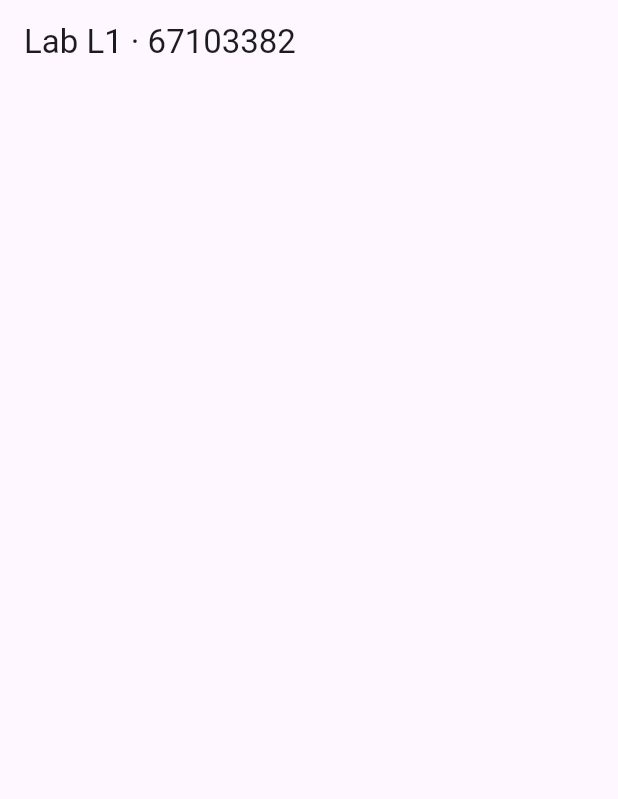
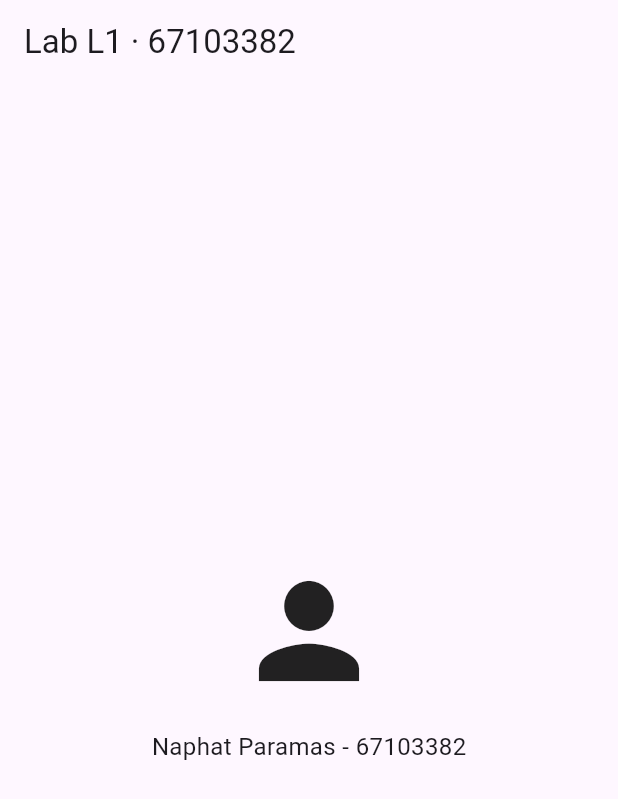
Before and after one commit to Tle1448/lab01_profile, a Flutter app: the screen it shows after launch, on a phone screen of 412 x 824 dp. Shown: the top 799 px of the screen. Run offline on Flutter 3.47's test engine with Material 3 defaults, Android fonts, the phone set to English and light mode, and no system bars.

Commit message:
add profile body

```diff
--- a/lib/main.dart
+++ b/lib/main.dart
@@ -25,8 +25,24 @@ class HomePage extends StatelessWidget {
   @override
   Widget build(BuildContext context) {
     return Scaffold(
+      // AppBar
       appBar: AppBar(
         title: const Text('Lab L1 · 67103382'),
+      ),
+
+      // Body
+      body: Center(
+        child: Column(
+          mainAxisAlignment: MainAxisAlignment.center,
+          children: [
+            const Icon(Icons.person, size: 100),
+            const SizedBox(height: 16),
+            const Text(
+              'Naphat Paramas - 67103382',
+              style: TextStyle(fontSize: 16),
+            ),
+          ],
+        ),
       ),
     );
   }
```
